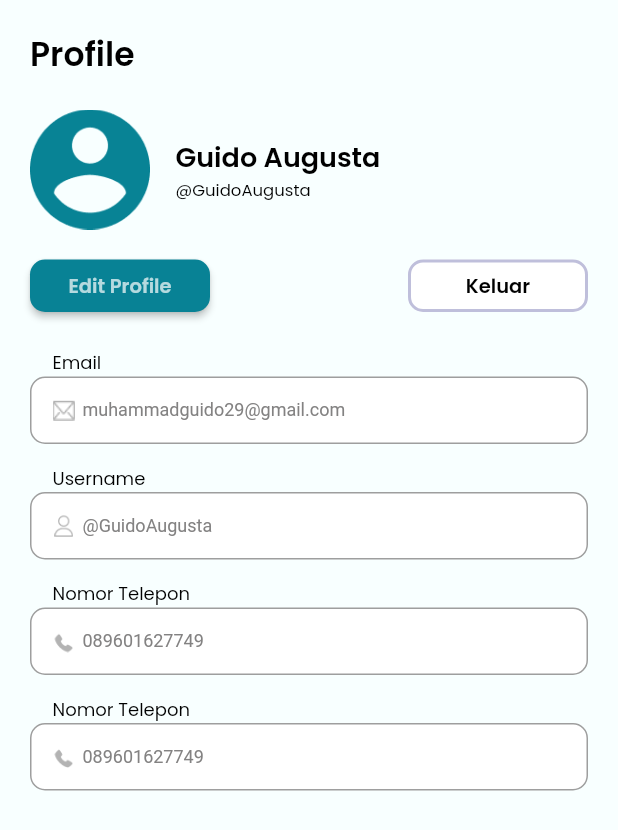
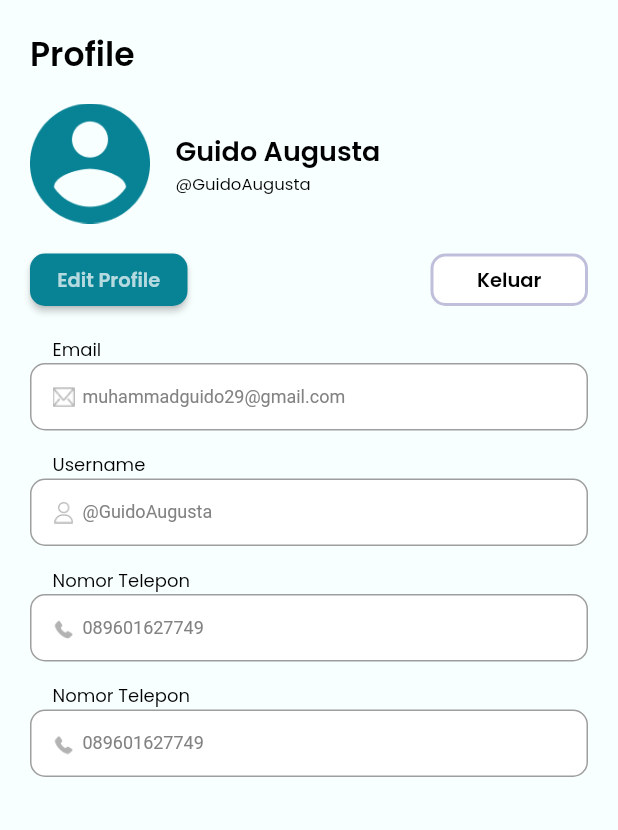
Before and after one commit to shandikadav/jogjatour, a Flutter app: the ProfilePage screen opened by its route, on a phone screen of 412 x 824 dp. Shown: the top 830 px of the screen. Run offline on Flutter 3.47's test engine with Material 2 defaults, Android fonts, the light colour scheme and no system bars; our stand-ins replace carousel_slider, google_fonts.

Commit message:
sixth commit

```diff
--- a/lib/pages/profile.dart
+++ b/lib/pages/profile.dart
@@ -23,7 +23,7 @@ class ProfilePage extends StatelessWidget {
                 ),
               ),
               SizedBox(
-                height: 20,
+                height: 16,
               ),
               Row(
                 children: [
@@ -62,7 +62,7 @@ class ProfilePage extends StatelessWidget {
                 mainAxisAlignment: MainAxisAlignment.spaceBetween,
                 children: [
                   SizedBox(
-                    width: 120,
+                    width: 105,
                     height: 35,
                     child: ElevatedButton(
                       onPressed: () {
@@ -88,7 +88,7 @@ class ProfilePage extends StatelessWidget {
                     ),
                   ),
                   SizedBox(
-                    width: 120,
+                    width: 105,
                     height: 35,
                     child: ElevatedButton(
                       onPressed: () {
@@ -122,7 +122,7 @@ class ProfilePage extends StatelessWidget {
                 ],
               ),
               SizedBox(
-                height: 25,
+                height: 20,
               ),
               NameItem(text1: 'Email'),
               MenuItem(
```
